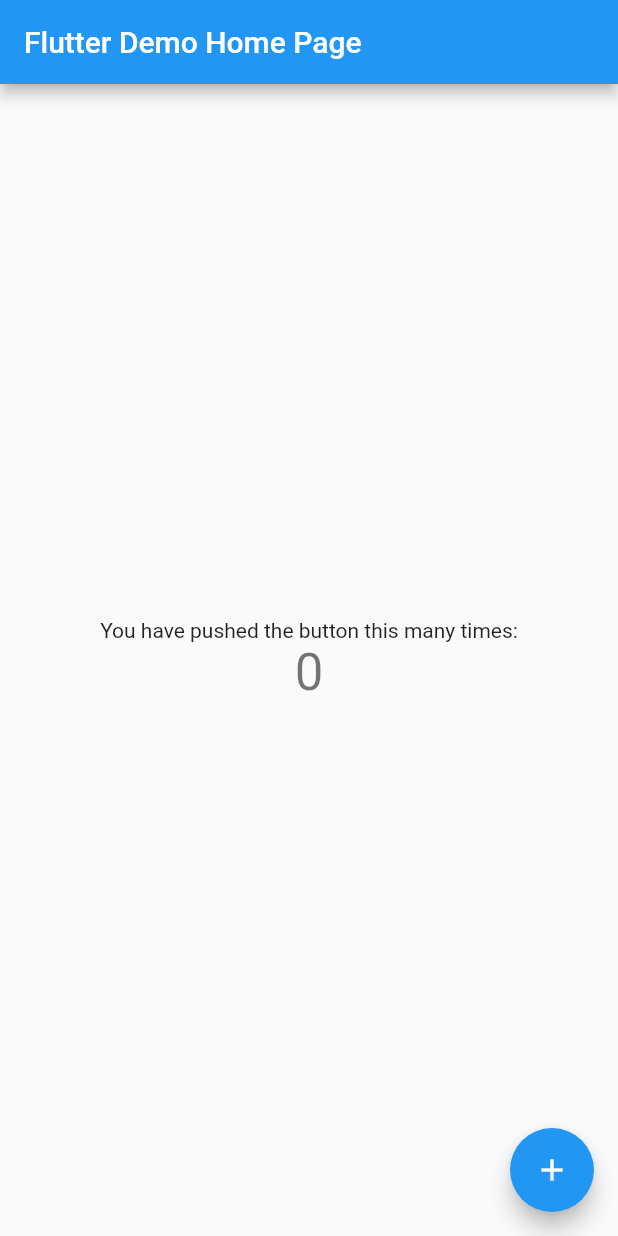
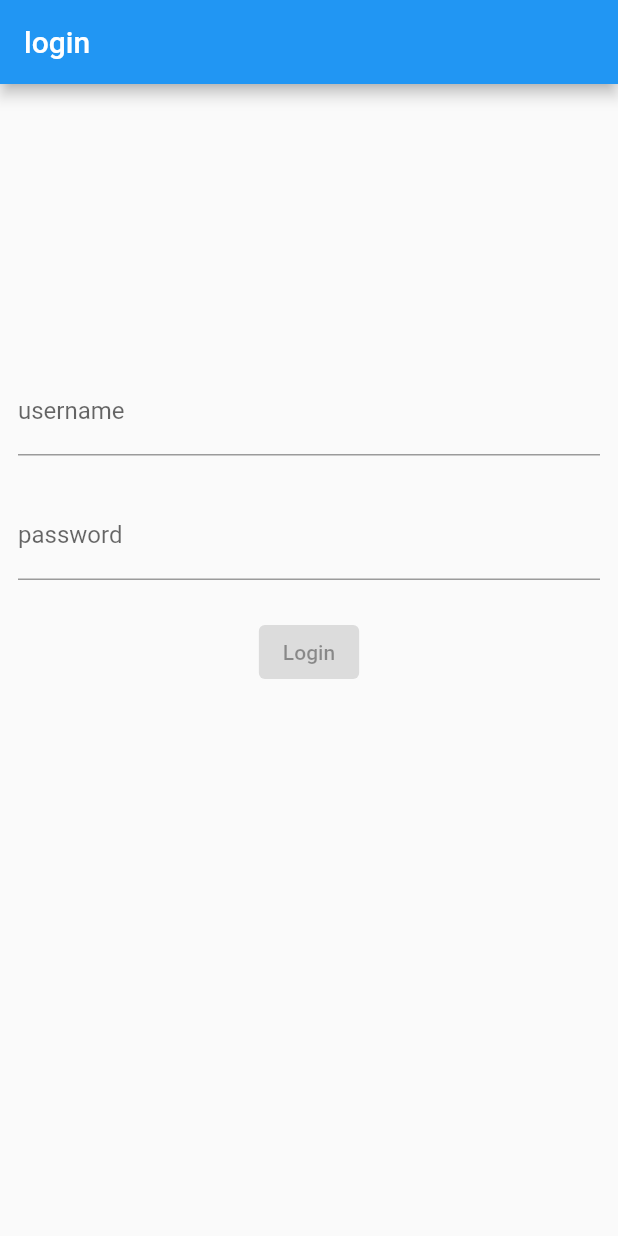
Before and after one commit to Yousafkhanzadaa/ios_flutter, a Flutter app: the screen it shows after launch, on a phone screen of 412 x 824 dp. Run offline on Flutter 3.47's test engine with Material 2 defaults, Android fonts, the phone set to English and light mode, and no system bars; our stand-ins replace bloc, equatable, flutter_bloc, formz; accounts and stored records are empty.

Commit message:
final commit

```diff
--- /dev/null
+++ b/lib/home/view/home_page.dart
@@ -0,0 +1,39 @@
+import 'package:flutter/material.dart';
+import 'package:flutter_bloc/flutter_bloc.dart';
+import 'package:flutter_login/authentication/bloc/authentication_bloc.dart';
+
+class HomePage extends StatelessWidget {
+  static Route route() {
+    return MaterialPageRoute<void>(builder: (_) => HomePage());
+  }
+
+  @override
+  Widget build(BuildContext context) {
+    return Scaffold(
+      appBar: AppBar(title: const Text('Home')),
+      body: Center(
+        child: Column(
+          mainAxisSize: MainAxisSize.min,
+          children: <Widget>[
+            Builder(
+              builder: (context) {
+                final userId = context.select(
+                  (AuthenticationBloc bloc) => bloc.state.user.id,
+                );
+                return Text('UserID: $userId');
+              },
+            ),
+            ElevatedButton(
+              child: const Text('Logout'),
+              onPressed: () {
+                context
+                    .read<AuthenticationBloc>()
+                    .add(AuthenticationLogoutRequested());
+              },
+            ),
+          ],
+        ),
+      ),
+    );
+  }
+}
--- /dev/null
+++ b/lib/login/bloc/login_bloc.dart
@@ -0,0 +1,60 @@
+import 'package:authentication_repository/authentication_repository.dart';
+import 'package:bloc/bloc.dart';
+import 'package:equatable/equatable.dart';
+import 'package:flutter_login/authentication/bloc/authentication_bloc.dart';
+import 'package:flutter_login/login/models/models.dart';
+import 'package:formz/formz.dart';
+
+part 'login_event.dart';
+part 'login_state.dart';
+
+class LoginBloc extends Bloc<LoginEvent, LoginState> {
+  LoginBloc({
+    required AuthenticationRepository authenticationRepository,
+  })  : _authenticationRepository = authenticationRepository,
+        super(const LoginState()) {
+    on<LoginUsernameChanged>(_onUsernameChanged);
+    on<LoginPasswordChanged>(_onPasswordChanged);
+    on<LoginSubmitted>(_onSubmitted);
+  }
+
+  final AuthenticationRepository _authenticationRepository;
+
+  void _onUsernameChanged(
+    LoginUsernameChanged event,
+    Emitter<LoginState> emit,
+  ) {
+    final username = Username.dirty(event.username);
+    emit(state.copyWith(
+        username: username,
+        status: Formz.validate([state.password, username])));
+  }
+
+  void _onPasswordChanged(
+    LoginPasswordChanged event,
+    Emitter<LoginState> emit,
+  ) {
+    final password = Password.dirty(event.password);
+    emit(state.copyWith(
+        password: password,
+        status: Formz.validate([password, state.username])));
+  }
+
+  void _onSubmitted(
+    LoginSubmitted event,
+    Emitter<LoginState> emit,
+  ) async {
+    if (state.status.isValidated) {
+      emit(state.copyWith(status: FormzStatus.submissionInProgress));
+      try {
+        await _authenticationRepository.LogIn(
+          username: state.username.value,
+          password: state.password.value,
+        );
+        emit(state.copyWith(status: FormzStatus.submissionSuccess));
+      } catch (_) {
+        emit(state.copyWith(status: FormzStatus.submissionFailure));
+      }
+    }
+  }
+}
--- /dev/null
+++ b/lib/login/bloc/login_event.dart
@@ -0,0 +1,30 @@
+part of 'login_bloc.dart';
+
+abstract class LoginEvent extends Equatable {
+  const LoginEvent();
+
+  @override
+  List<Object> get props => [];
+}
+
+class LoginUsernameChanged extends LoginEvent {
+  const LoginUsernameChanged(this.username);
+
+  final String username;
+
+  @override
+  List<Object> get props => [username];
+}
+
+class LoginPasswordChanged extends LoginEvent {
+  const LoginPasswordChanged(this.password);
+
+  final String password;
+
+  @override
+  List<Object> get props => [password];
+}
+
+class LoginSubmitted extends LoginEvent {
+  const LoginSubmitted();
+}
--- /dev/null
+++ b/lib/login/bloc/login_state.dart
@@ -0,0 +1,30 @@
+part of 'login_bloc.dart';
+
+class LoginState extends Equatable {
+  const LoginState({
+    this.status = FormzStatus.pure,
+    this.username = const Username.pure(),
+    this.password = const Password.pure(),
+  });
+
+  final FormzStatus status;
+  final Username username;
+  final Password password;
+
+  LoginState copyWith({
+    FormzStatus? status,
+    Username? username,
+    Password? password,
+  }) {
+    return LoginState(
+      status: status ?? this.status,
+      username: username ?? this.username,
+      password: password ?? this.password,
+    );
+  }
+
+  @override
+  List<Object> get props => [status, username, password];
+}
+
+// class LoginInitial extends LoginState {}
--- /dev/null
+++ b/lib/login/models/models.dart
@@ -0,0 +1,2 @@
+export 'password.dart';
+export 'username.dart';
--- /dev/null
+++ b/lib/login/models/password.dart
@@ -0,0 +1,13 @@
+import 'package:formz/formz.dart';
+
+enum PasswordValidationError { empty }
+
+class Password extends FormzInput<String, PasswordValidationError> {
+  const Password.pure() : super.pure('');
+  const Password.dirty([String value = '']) : super.dirty(value);
+
+  @override
+  PasswordValidationError? validator(String value) {
+    return value.isNotEmpty == true ? null : PasswordValidationError.empty;
+  }
+}
--- /dev/null
+++ b/lib/login/models/username.dart
@@ -0,0 +1,13 @@
+import 'package:formz/formz.dart';
+
+enum UsernameVlidationError { empty }
+
+class Username extends FormzInput<String, UsernameVlidationError> {
+  const Username.pure() : super.pure("");
+  const Username.dirty([String value = '']) : super.dirty(value);
+
+  @override
+  UsernameVlidationError? validator(String value) {
+    return value.isNotEmpty == true ? null : UsernameVlidationError.empty;
+  }
+}
--- /dev/null
+++ b/lib/login/view/login_form.dart
@@ -0,0 +1,102 @@
+import 'package:flutter/material.dart';
+import 'package:flutter_bloc/flutter_bloc.dart';
+import 'package:flutter_login/login/bloc/login_bloc.dart';
+import 'package:formz/formz.dart';
+
+class LoginForm extends StatelessWidget {
+  const LoginForm({Key? key}) : super(key: key);
+
+  @override
+  Widget build(BuildContext context) {
+    return BlocListener<LoginBloc, LoginState>(
+      listener: (context, state) {
+        if (state.status.isSubmissionFailure) {
+          ScaffoldMessenger.of(context)
+            ..hideCurrentSnackBar()
+            ..showSnackBar(
+              const SnackBar(content: Text('Authentication Failure')),
+            );
+        }
+      },
+      child: Align(
+          alignment: const Alignment(0, -1 / 3),
+          child: Column(
+            mainAxisSize: MainAxisSize.min,
+            children: [
+              _UsernameInput(),
+              const Padding(
+                padding: EdgeInsets.all(12),
+              ),
+              _PasswordInput(),
+              const Padding(
+                padding: EdgeInsets.all(12),
+              ),
+              _LoginButton(),
+            ],
+          )),
+    );
+  }
+}
+
+class _UsernameInput extends StatelessWidget {
+  @override
+  Widget build(BuildContext context) {
+    return BlocBuilder<LoginBloc, LoginState>(
+      buildWhen: (previous, current) => previous.username != current.username,
+      builder: (context, state) {
+        return TextField(
+          key: const Key('loginForm_usernameInput_textField'),
+          onChanged: (username) =>
+              context.read<LoginBloc>().add(LoginUsernameChanged(username)),
+          decoration: InputDecoration(
+            labelText: 'username',
+            errorText: state.username.invalid ? 'invalid username' : null,
+          ),
+        );
+      },
+    );
+  }
+}
+
+class _PasswordInput extends StatelessWidget {
+  @override
+  Widget build(BuildContext context) {
+    return BlocBuilder<LoginBloc, LoginState>(
+      buildWhen: (previous, current) => previous.password != current.password,
+      builder: (context, state) {
+        return TextField(
+          key: const Key('loginForm_passwordInput_textField'),
+          onChanged: (password) =>
+              context.read<LoginBloc>().add(LoginPasswordChanged(password)),
+          obscureText: true,
+          decoration: InputDecoration(
+            labelText: 'password',
+            errorText: state.password.invalid ? 'invalid password' : null,
+          ),
+        );
+      },
+    );
+  }
+}
+
+class _LoginButton extends StatelessWidget {
+  @override
+  Widget build(BuildContext context) {
+    return BlocBuilder<LoginBloc, LoginState>(
+      buildWhen: (previous, current) => previous.status != current.status,
+      builder: (context, state) {
+        return state.status.isSubmissionInProgress
+            ? const CircularProgressIndicator()
+            : ElevatedButton(
+                key: const Key('loginForm_continue_raisedButton'),
+                child: const Text('Login'),
+                onPressed: state.status.isValidated
+                    ? () {
+                        context.read<LoginBloc>().add(const LoginSubmitted());
+                      }
+                    : null,
+              );
+      },
+    );
+  }
+}
--- /dev/null
+++ b/lib/login/view/login_page.dart
@@ -0,0 +1,33 @@
+import 'package:authentication_repository/authentication_repository.dart';
+import 'package:flutter/material.dart';
+import 'package:flutter_bloc/flutter_bloc.dart';
+import 'package:flutter_login/authentication/bloc/authentication_bloc.dart';
+import 'package:flutter_login/login/bloc/login_bloc.dart';
+import 'package:flutter_login/login/view/login_form.dart';
+
+class LoginPage extends StatelessWidget {
+  const LoginPage({Key? key}) : super(key: key);
+
+  static Route route() {
+    return MaterialPageRoute<void>(builder: (_) => LoginPage());
+  }
+
+  @override
+  Widget build(BuildContext context) {
+    return Scaffold(
+      appBar: AppBar(title: const Text('login')),
+      body: Padding(
+        padding: const EdgeInsets.all(12),
+        child: BlocProvider(
+          create: (context) {
+            return LoginBloc(
+              authenticationRepository:
+                  RepositoryProvider.of<AuthenticationRepository>(context),
+            );
+          },
+          child: LoginForm(),
+        ),
+      ),
+    );
+  }
+}
--- a/lib/main.dart
+++ b/lib/main.dart
@@ -1,115 +1,83 @@
+import 'package:authentication_repository/authentication_repository.dart';
 import 'package:flutter/material.dart';
+import 'package:flutter_bloc/flutter_bloc.dart';
+import 'package:flutter_login/authentication/bloc/authentication_bloc.dart';
+import 'package:flutter_login/home/view/home_page.dart';
+import 'package:flutter_login/login/view/login_page.dart';
+import 'package:flutter_login/splash/view/splash_page.dart';
+import 'package:user_repository/user_repository.dart';
 
 void main() {
-  runApp(const MyApp());
+  runApp(MyApp(
+    authenticationRepository: AuthenticationRepository(),
+    userRepository: UserRepository(),
+  ));
 }
 
 class MyApp extends StatelessWidget {
-  const MyApp({Key? key}) : super(key: key);
+  const MyApp({
+    Key? key,
+    required this.authenticationRepository,
+    required this.userRepository,
+  }) : super(key: key);
 
-  // This widget is the root of your application.
+  final AuthenticationRepository authenticationRepository;
+  final UserRepository userRepository;
+
   @override
   Widget build(BuildContext context) {
-    return MaterialApp(
-      title: 'Flutter Demo',
-      theme: ThemeData(
-        // This is the theme of your application.
-        //
-        // Try running your application with "flutter run". You'll see the
-        // application has a blue toolbar. Then, without quitting the app, try
-        // changing the primarySwatch below to Colors.green and then invoke
-        // "hot reload" (press "r" in the console where you ran "flutter run",
-        // or simply save your changes to "hot reload" in a Flutter IDE).
-        // Notice that the counter didn't reset back to zero; the application
-        // is not restarted.
-        primarySwatch: Colors.blue,
+    return RepositoryProvider.value(
+      value: authenticationRepository,
+      child: BlocProvider(
+        create: (_) => AuthenticationBloc(
+          authenticationRepositroy: authenticationRepository,
+          userRepository: userRepository,
+        ),
+        child: AppView(),
       ),
-      home: const MyHomePage(title: 'Flutter Demo Home Page'),
     );
   }
 }
 
-class MyHomePage extends StatefulWidget {
-  const MyHomePage({Key? key, required this.title}) : super(key: key);
-
-  // This widget is the home page of your application. It is stateful, meaning
-  // that it has a State object (defined below) that contains fields that affect
-  // how it looks.
-
-  // This class is the configuration for the state. It holds the values (in this
-  // case the title) provided by the parent (in this case the App widget) and
-  // used by the build method of the State. Fields in a Widget subclass are
-  // always marked "final".
-
-  final String title;
+class AppView extends StatefulWidget {
+  AppView({Key? key}) : super(key: key);
 
   @override
-  State<MyHomePage> createState() => _MyHomePageState();
+  State<AppView> createState() => _AppViewState();
 }
 
-class _MyHomePageState extends State<MyHomePage> {
-  int _counter = 0;
+class _AppViewState extends State<AppView> {
+  final _navigatorKey = GlobalKey<NavigatorState>();
 
-  void _incrementCounter() {
-    setState(() {
-      // This call to setState tells the Flutter framework that something has
-      // changed in this State, which causes it to rerun the build method below
-      // so that the display can reflect the updated values. If we changed
-      // _counter without calling setState(), then the build method would not be
-      // called again, and so nothing would appear to happen.
-      _counter++;
-    });
-  }
-
+  NavigatorState get _navigator => _navigatorKey.currentState!;
   @override
   Widget build(BuildContext context) {
-    // This method is rerun every time setState is called, for instance as done
-    // by the _incrementCounter method above.
-    //
-    // The Flutter framework has been optimized to make rerunning build methods
-    // fast, so that you can just rebuild anything that needs updating rather
-    // than having to individually change instances of widgets.
-    return Scaffold(
-      appBar: AppBar(
-        // Here we take the value from the MyHomePage object that was created by
-        // the App.build method, and use it to set our appbar title.
-        title: Text(widget.title),
-      ),
-      body: Center(
-        // Center is a layout widget. It takes a single child and positions it
-        // in the middle of the parent.
-        child: Column(
-          // Column is also a layout widget. It takes a list of children and
-          // arranges them vertically. By default, it sizes itself to fit its
-          // children horizontally, and tries to be as tall as its parent.
-          //
-          // Invoke "debug painting" (press "p" in the console, choose the
-          // "Toggle Debug Paint" action from the Flutter Inspector in Android
-          // Studio, or the "Toggle Debug Paint" command in Visual Studio Code)
-          // to see the wireframe for each widget.
-          //
-          // Column has various properties to control how it sizes itself and
-          // how it positions its children. Here we use mainAxisAlignment to
-          // center the children vertically; the main axis here is the vertical
-          // axis because Columns are vertical (the cross axis would be
-          // horizontal).
-          mainAxisAlignment: MainAxisAlignment.center,
-          children: <Widget>[
-            const Text(
-              'You have pushed the button this many times:',
-            ),
-            Text(
-              '$_counter',
-              style: Theme.of(context).textTheme.headline4,
-            ),
-          ],
-        ),
-      ),
-      floatingActionButton: FloatingActionButton(
-        onPressed: _incrementCounter,
-        tooltip: 'Increment',
-        child: const Icon(Icons.add),
-      ), // This trailing comma makes auto-formatting nicer for build methods.
+    return MaterialApp(
+      navigatorKey: _navigatorKey,
+      builder: (context, child) {
+        return BlocListener<AuthenticationBloc, AuthenticationState>(
+          listener: (context, state) {
+            switch (state.status) {
+              case AuthenticationStatus.authenticated:
+                _navigator.pushAndRemoveUntil<void>(
+                  HomePage.route(),
+                  (route) => false,
+                );
+                break;
+              case AuthenticationStatus.unauthenticated:
+                _navigator.pushAndRemoveUntil<void>(
+                  LoginPage.route(),
+                  (route) => false,
+                );
+                break;
+              default:
+                break;
+            }
+          },
+          child: child,
+        );
+      },
+      onGenerateRoute: (_) => SplashPage.route(),
     );
   }
 }
--- /dev/null
+++ b/lib/splash/view/splash_page.dart
@@ -0,0 +1,17 @@
+import 'package:flutter/material.dart';
+
+class SplashPage extends StatelessWidget {
+  const SplashPage({Key? key}) : super(key: key);
+
+  static Route route() {
+    return MaterialPageRoute<void>(builder: (_) => const SplashPage());
+  }
+
+  @override
+  Widget build(BuildContext context) {
+    return const Scaffold(
+        body: Center(
+      child: CircularProgressIndicator(),
+    ));
+  }
+}
```
Also changed, not shown: lib/home/home.dart (added), lib/login/view/view.dart (added), lib/splash/splash.dart (added).
